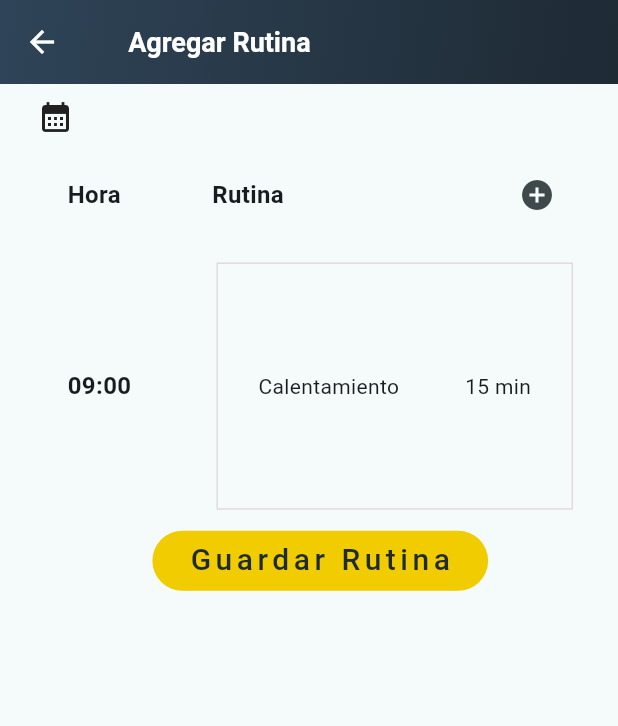
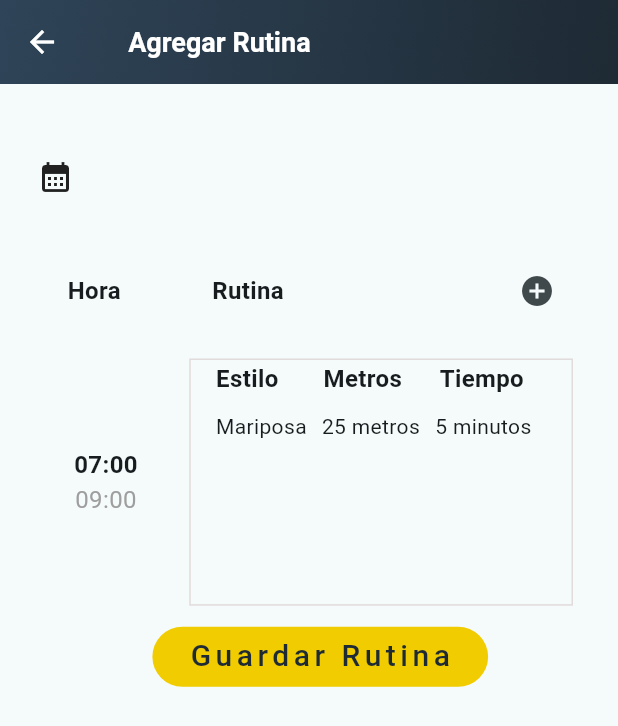
Before and after one commit to joemcara/swimmast_movil, a Flutter app: the WorkoutScreen screen opened directly, on a phone screen of 412 x 824 dp. Shown: the top 726 px of the screen. Run offline on Flutter 3.47's test engine with Material 3 defaults, Android fonts, the light colour scheme and no system bars; our stand-ins replace dio, easy_date_timeline, flutter_spinbox, image_picker, popover, table_calendar; accounts and stored records are empty; network calls fail.

Commit message:
fix attendance_sheet

```diff
--- a/lib/screens/trainer_Screens/attendance_screen.dart
+++ b/lib/screens/trainer_Screens/attendance_screen.dart
@@ -128,7 +128,7 @@ class AttendanceScreenState extends State<AttendanceScreen> {
         isScrollControlled: true,
         builder: (context) {
           return FractionallySizedBox(
-            heightFactor: 0.5,
+            heightFactor: 0.9,
             child: AttendanceSheet(
               day: this.day,
               hour: this.hour,
--- a/lib/screens/trainer_Screens/work_out_screen.dart
+++ b/lib/screens/trainer_Screens/work_out_screen.dart
@@ -6,7 +6,9 @@ import 'package:swimmast_movil/widgets/customAppBar.dart';
 class WorkoutScreen extends StatelessWidget {
   const WorkoutScreen({super.key});
 
-  static const Map<String, String> classes = {'09:00': "Calentamiento"};
+  static const Map<String, dynamic> classes = {
+    'Mariposa': [25, 5]
+  };
 
   @override
   Widget build(BuildContext context) {
@@ -17,7 +19,7 @@ class WorkoutScreen extends StatelessWidget {
       ),
       body: SingleChildScrollView(
         child: Padding(
-          padding: const EdgeInsets.fromLTRB(25, 10, 10, 20),
+          padding: const EdgeInsets.fromLTRB(25, 50, 10, 20),
           child: Column(children: [
             Row(
               children: [
@@ -32,12 +34,11 @@ class WorkoutScreen extends StatelessWidget {
               ],
             ),
             Padding(
-              padding: const EdgeInsets.fromLTRB(20, 16, 20, 16),
+              padding: const EdgeInsets.fromLTRB(20, 40, 20, 16),
               child: Row(
                 mainAxisAlignment: MainAxisAlignment.start,
                 children: [
                   Expanded(
-                    flex: 1,
                     child: Text(
                       "Hora",
                       style: styleSubtitles,
@@ -249,14 +250,22 @@ class WorkoutScreen extends StatelessWidget {
       containers.add(Row(children: [
         Expanded(
           flex: 1,
-          child: Text(
-            entry.key,
-            style: styleSubtitles,
+          child: Column(
+            children: [
+              Text(
+                "07:00",
+                style: styleSubtitles,
+              ),
+              Text(
+                "09:00",
+                style: TextStyle(color: Colors.grey, fontSize: 16),
+              )
+            ],
           ),
         ),
-        const SizedBox(width: 20),
+        const SizedBox(width: 30),
         Expanded(
-          flex: 3,
+          flex: 5,
           child: Container(
             decoration: BoxDecoration(
               border: Border.all(color: borderColor),
@@ -264,10 +273,46 @@ class WorkoutScreen extends StatelessWidget {
             width: double.infinity,
             height: MediaQuery.of(context).size.height / 5,
             child: Padding(
-              padding: const EdgeInsets.all(5),
+              padding: const EdgeInsets.all(1),
               child: Row(
                 mainAxisAlignment: MainAxisAlignment.spaceAround,
-                children: [Text(entry.value), const Text("15 min")],
+                children: [
+                  Column(
+                    children: [
+                      Row(
+                          mainAxisAlignment: MainAxisAlignment.start,
+                          children: [
+                            SizedBox(width: 10),
+                            Text(
+                              "Estilo",
+                              style: styleSubtitles,
+                            ),
+                            SizedBox(width: 30),
+                            Text(
+                              "Metros",
+                              style: styleSubtitles,
+                            ),
+                            SizedBox(width: 25),
+                            Text(
+                              "Tiempo",
+                              style: styleSubtitles,
+                            ),
+                            SizedBox(width: 25),
+                          ]),
+                      SizedBox(height: 10),
+                      Row(
+                          mainAxisAlignment: MainAxisAlignment.start,
+                          children: [
+                            Text(entry.key),
+                            SizedBox(width: 10),
+                            Text(entry.value[0].toString() + " metros"),
+                            SizedBox(width: 10),
+                            Text(entry.value[1].toString() + " minutos"),
+                            SizedBox(width: 10),
+                          ]),
+                    ],
+                  )
+                ],
               ),
             ),
           ),
```
